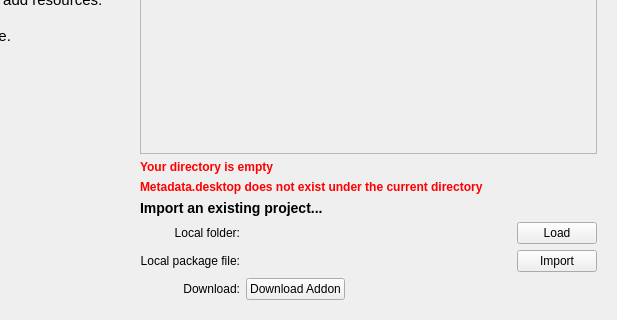
Qt form plasmate/startpage.ui (KDE/plasma-sdk) before a commit; both pictures show x 383 to 1000 and y 344 to 664 of the 1000 by 664 pixel window.
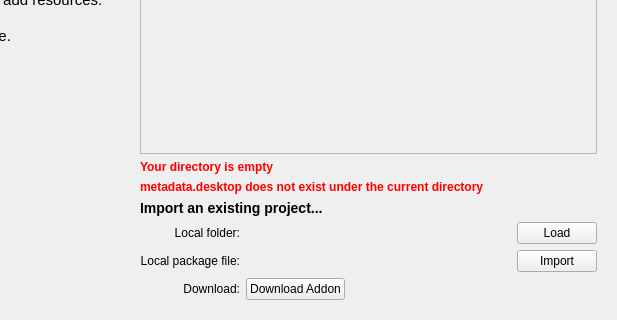
The same form after that commit. Custom widgets are drawn as their Qt base class.

What changed in the file:
```diff
--- a/plasmate/startpage.ui
+++ b/plasmate/startpage.ui
@@ -180,7 +180,7 @@
 &lt;html&gt;&lt;head&gt;&lt;meta name=&quot;qrichtext&quot; content=&quot;1&quot; /&gt;&lt;style type=&quot;text/css&quot;&gt;
 p, li { white-space: pre-wrap; }
 &lt;/style&gt;&lt;/head&gt;&lt;body style=&quot; font-family:'Sans Serif'; font-size:9pt; font-weight:400; font-style:normal;&quot;&gt;
-&lt;p style=&quot; margin-top:0px; margin-bottom:0px; margin-left:0px; margin-right:0px; -qt-block-indent:0; text-indent:0px;&quot;&gt;&lt;span style=&quot; font-weight:600; color:#ff0000;&quot;&gt;Metadata.desktop does not exist under the current directory&lt;/span&gt;&lt;/p&gt;&lt;/body&gt;&lt;/html&gt;</string>
+&lt;p style=&quot; margin-top:0px; margin-bottom:0px; margin-left:0px; margin-right:0px; -qt-block-indent:0; text-indent:0px;&quot;&gt;&lt;span style=&quot; font-weight:600; color:#ff0000;&quot;&gt;metadata.desktop does not exist under the current directory&lt;/span&gt;&lt;/p&gt;&lt;/body&gt;&lt;/html&gt;</string>
          </property>
         </widget>
        </item>
```
